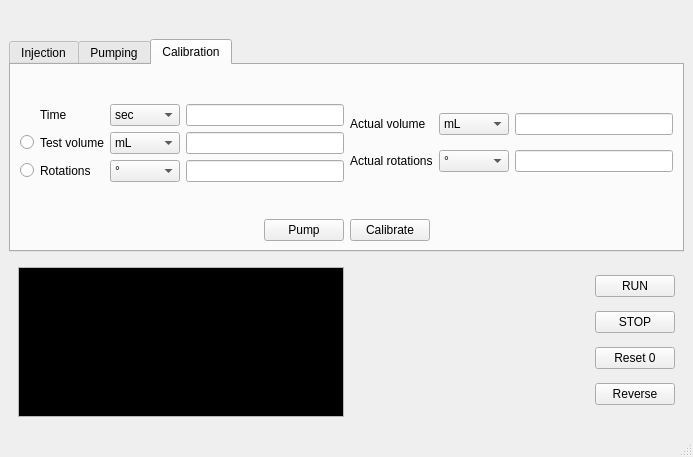
Qt form syringe_pump_controller_ui.ui (SimLeek/silverpak-syringe-pump) before a commit.
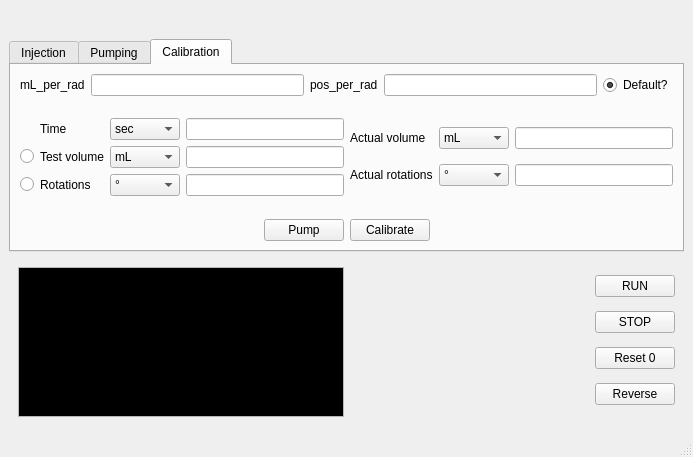
The same form after that commit. The open tabs and pages were chosen to show the change.

```diff
--- a/syringe_pump_controller_ui.ui
+++ b/syringe_pump_controller_ui.ui
@@ -482,6 +482,46 @@
         <string>Calibration</string>
        </attribute>
        <layout class="QVBoxLayout" name="verticalLayout_4">
+        <item>
+         <layout class="QHBoxLayout" name="horizontalLayout_4">
+          <item>
+           <widget class="QLabel" name="label_6">
+            <property name="text">
+             <string>mL_per_rad</string>
+            </property>
+           </widget>
+          </item>
+          <item>
+           <widget class="QLineEdit" name="calib_ml_per_rad_line"/>
+          </item>
+          <item>
+           <widget class="QLabel" name="label_15">
+            <property name="text">
+             <string>pos_per_rad</string>
+            </property>
+           </widget>
+          </item>
+          <item>
+           <widget class="QLineEdit" name="calib_pos_per_rad_line"/>
+          </item>
+          <item>
+           <widget class="QRadioButton" name="calib_default_radio">
+            <property name="enabled">
+             <bool>true</bool>
+            </property>
+            <property name="text">
+             <string>Default?</string>
+            </property>
+            <property name="checkable">
+             <bool>true</bool>
+            </property>
+            <property name="checked">
+             <bool>true</bool>
+            </property>
+           </widget>
+          </item>
+         </layout>
+        </item>
         <item>
          <spacer name="verticalSpacer_4">
           <property name="orientation">
```
Left out of the diff: 2 changed lines with no effect on the pictures.
